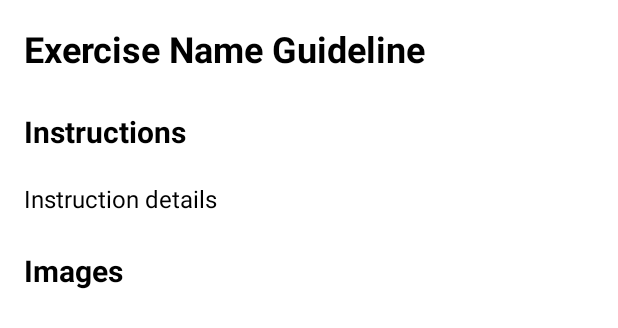
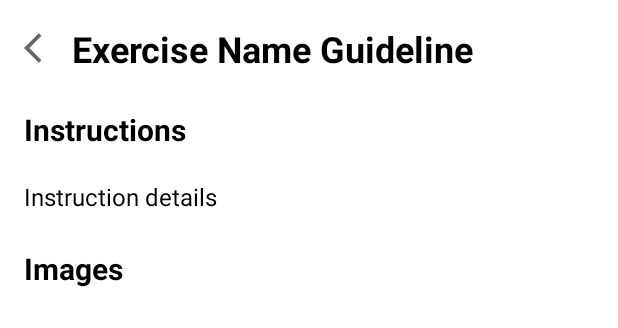
Before and after one commit to Afrida-Rahman/AI-Coach-Android, an Android app: the layout fragment_exercise_guideline.xml on its own in the app's theme, with its tools: preview values and no code run, on a phone screen of 412 x 824 dp. Shown: the top 328 px of the screen. Run offline under Robolectric (Android 15) with nearby library versions, the phone set to English and light mode, and no system bars.

Commit message:
(DEV-5704) Fixed issue back button

```diff
--- /dev/null
+++ b/app/src/main/res/drawable/ic_baseline_arrow_back_ios_24.xml
@@ -0,0 +1,10 @@
+<vector xmlns:android="http://schemas.android.com/apk/res/android"
+    android:width="24dp"
+    android:height="24dp"
+    android:viewportWidth="24"
+    android:viewportHeight="24"
+    android:tint="?attr/colorControlNormal">
+  <path
+      android:fillColor="@android:color/white"
+      android:pathData="M11.67,3.87L9.9,2.1 0,12l9.9,9.9 1.77,-1.77L3.54,12z"/>
+</vector>
--- a/app/src/main/res/layout/fragment_exercise_guideline.xml
+++ b/app/src/main/res/layout/fragment_exercise_guideline.xml
@@ -14,14 +14,30 @@
         android:layout_height="wrap_content"
         android:orientation="vertical">
 
+        <LinearLayout
+            android:layout_width="match_parent"
+            android:layout_height="wrap_content"
+            android:gravity="center_vertical"
+            android:layout_marginBottom="24dp">
+
+            <ImageButton
+                android:id="@+id/back_button"
+                android:layout_width="wrap_content"
+                android:layout_height="wrap_content"
+                android:src="@drawable/ic_baseline_arrow_back_ios_24"
+                android:contentDescription="@string/back_button"
+                android:background="@android:color/transparent"
+                android:layout_marginEnd="8dp" />
+
             <TextView
                 android:id="@+id/exercise_name_guideline"
                 android:layout_width="wrap_content"
                 android:layout_height="wrap_content"
-            android:layout_marginBottom="25dp"
                 android:text="@string/exercise_name_guideline"
                 android:textSize="24sp"
                 android:textStyle="bold" />
+
+        </LinearLayout>
 
         <TextView
             android:layout_width="wrap_content"
--- a/app/src/main/res/values/strings.xml
+++ b/app/src/main/res/values/strings.xml
@@ -76,4 +76,5 @@
     <string name="exercise_name_guideline">Exercise Name Guideline</string>
     <string name="guideline_icon">guideline_icon</string>
     <string name="sets_repetitions_set">%d Sets (%d Repetitions/set)</string>
+    <string name="back_button">Back button</string>
 </resources>
```
Also changed, not shown: app/src/main/java/org/tensorflow/lite/examples/poseestimation/ExerciseGuidelineFragment.kt (+23 -10 lines), app/src/main/java/org/tensorflow/lite/examples/poseestimation/core/ExerciseListAdapter.kt (+3 -4 lines), app/src/main/java/org/tensorflow/lite/examples/poseestimation/exercise/SeatedKneeExtension.kt (+14 -15 lines). Lines whose indentation alone changed are shown as unchanged.
